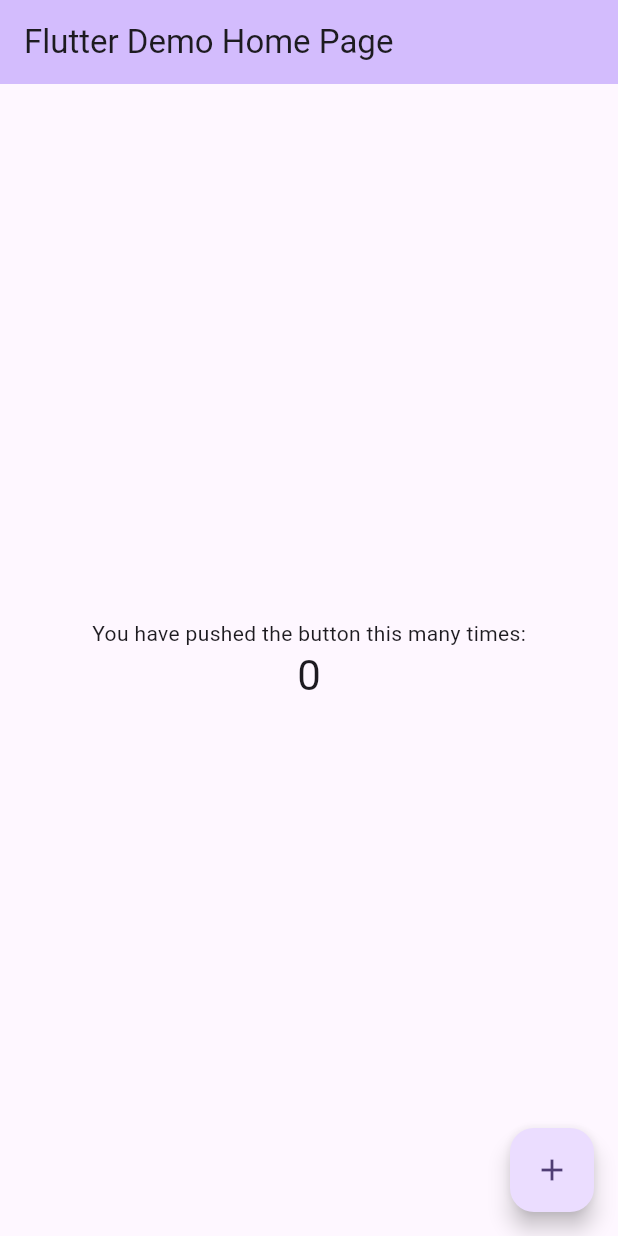
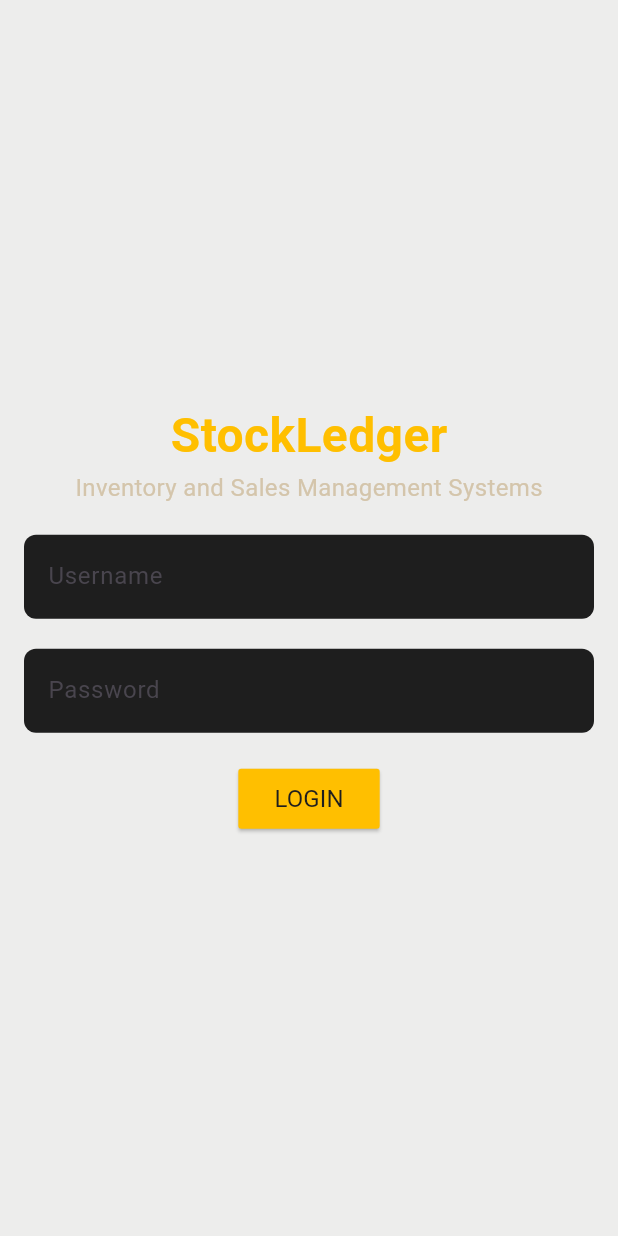
Before and after one commit to ferdoushasanpr/stockledger, a Flutter app: the screen it shows after launch, on a phone screen of 412 x 824 dp. Run offline on Flutter 3.47's test engine with Material 3 defaults, Android fonts, the phone set to English and light mode, and no system bars.

Commit message:
feat: Root Class Stockledger Added.

```diff
--- a/lib/main.dart
+++ b/lib/main.dart
@@ -1,4 +1,5 @@
 import 'package:flutter/material.dart';
+import "package:stockledger/stockledger.dart";
 
 void main() {
   runApp(const MyApp());
@@ -7,116 +8,14 @@ void main() {
 class MyApp extends StatelessWidget {
   const MyApp({super.key});
 
-  // This widget is the root of your application.
   @override
   Widget build(BuildContext context) {
     return MaterialApp(
-      title: 'Flutter Demo',
+      title: 'StockLedger',
       theme: ThemeData(
-        // This is the theme of your application.
-        //
-        // TRY THIS: Try running your application with "flutter run". You'll see
-        // the application has a purple toolbar. Then, without quitting the app,
-        // try changing the seedColor in the colorScheme below to Colors.green
-        // and then invoke "hot reload" (save your changes or press the "hot
-        // reload" button in a Flutter-supported IDE, or press "r" if you used
-        // the command line to start the app).
-        //
-        // Notice that the counter didn't reset back to zero; the application
-        // state is not lost during the reload. To reset the state, use hot
-        // restart instead.
-        //
-        // This works for code too, not just values: Most code changes can be
-        // tested with just a hot reload.
-        colorScheme: .fromSeed(seedColor: Colors.deepPurple),
+        colorScheme: ColorScheme.fromSeed(seedColor: Colors.deepPurple),
       ),
-      home: const MyHomePage(title: 'Flutter Demo Home Page'),
+      home: const Stockledger(),
     );
   }
 }
-
-class MyHomePage extends StatefulWidget {
-  const MyHomePage({super.key, required this.title});
-
-  // This widget is the home page of your application. It is stateful, meaning
-  // that it has a State object (defined below) that contains fields that affect
-  // how it looks.
-
-  // This class is the configuration for the state. It holds the values (in this
-  // case the title) provided by the parent (in this case the App widget) and
-  // used by the build method of the State. Fields in a Widget subclass are
-  // always marked "final".
-
-  final String title;
-
-  @override
-  State<MyHomePage> createState() => _MyHomePageState();
-}
-
-class _MyHomePageState extends State<MyHomePage> {
-  int _counter = 0;
-
-  void _incrementCounter() {
-    setState(() {
-      // This call to setState tells the Flutter framework that something has
-      // changed in this State, which causes it to rerun the build method below
-      // so that the display can reflect the updated values. If we changed
-      // _counter without calling setState(), then the build method would not be
-      // called again, and so nothing would appear to happen.
-      _counter++;
-    });
-  }
-
-  @override
-  Widget build(BuildContext context) {
-    // This method is rerun every time setState is called, for instance as done
-    // by the _incrementCounter method above.
-    //
-    // The Flutter framework has been optimized to make rerunning build methods
-    // fast, so that you can just rebuild anything that needs updating rather
-    // than having to individually change instances of widgets.
-    return Scaffold(
-      appBar: AppBar(
-        // TRY THIS: Try changing the color here to a specific color (to
-        // Colors.amber, perhaps?) and trigger a hot reload to see the AppBar
-        // change color while the other colors stay the same.
-        backgroundColor: Theme.of(context).colorScheme.inversePrimary,
-        // Here we take the value from the MyHomePage object that was created by
-        // the App.build method, and use it to set our appbar title.
-        title: Text(widget.title),
-      ),
-      body: Center(
-        // Center is a layout widget. It takes a single child and positions it
-        // in the middle of the parent.
-        child: Column(
-          // Column is also a layout widget. It takes a list of children and
-          // arranges them vertically. By default, it sizes itself to fit its
-          // children horizontally, and tries to be as tall as its parent.
-          //
-          // Column has various properties to control how it sizes itself and
-          // how it positions its children. Here we use mainAxisAlignment to
-          // center the children vertically; the main axis here is the vertical
-          // axis because Columns are vertical (the cross axis would be
-          // horizontal).
-          //
-          // TRY THIS: Invoke "debug painting" (choose the "Toggle Debug Paint"
-          // action in the IDE, or press "p" in the console), to see the
-          // wireframe for each widget.
-          mainAxisAlignment: .center,
-          children: [
-            const Text('You have pushed the button this many times:'),
-            Text(
-              '$_counter',
-              style: Theme.of(context).textTheme.headlineMedium,
-            ),
-          ],
-        ),
-      ),
-      floatingActionButton: FloatingActionButton(
-        onPressed: _incrementCounter,
-        tooltip: 'Increment',
-        child: const Icon(Icons.add),
-      ),
-    );
-  }
-}
--- /dev/null
+++ b/lib/screens/login_screen.dart
@@ -0,0 +1,81 @@
+import "package:flutter/material.dart";
+
+class LoginScreen extends StatelessWidget {
+  const LoginScreen({super.key});
+
+  @override
+  Widget build(BuildContext context) {
+    return Scaffold(
+      backgroundColor: Color(0x13131300),
+      body: Padding(
+        padding: const EdgeInsets.all(16.0),
+        child: Center(
+          child: Column(
+            mainAxisAlignment: MainAxisAlignment.center,
+            children: [
+              Text(
+                "StockLedger",
+                style: TextStyle(
+                  color: Color(0xFFFFBF00),
+                  fontSize: 32,
+                  fontWeight: FontWeight.bold,
+                ),
+              ),
+              Text(
+                "Inventory and Sales Management Systems",
+                style: TextStyle(
+                  color: Color.fromARGB(255, 212, 197, 171),
+                  fontSize: 16,
+                ),
+              ),
+              SizedBox(height: 20),
+              TextField(
+                decoration: InputDecoration(
+                  hintText: "Username",
+                  filled: true,
+                  fillColor: Color(0xFF1E1E1E),
+                  border: OutlineInputBorder(
+                    borderRadius: BorderRadius.circular(8),
+                    borderSide: BorderSide.none,
+                  ),
+                ),
+              ),
+              SizedBox(height: 20),
+              TextField(
+                decoration: InputDecoration(
+                  hintText: "Password",
+                  filled: true,
+                  fillColor: Color(0xFF1E1E1E),
+                  border: OutlineInputBorder(
+                    borderRadius: BorderRadius.circular(8),
+                    borderSide: BorderSide.none,
+                  ),
+                ),
+              ),
+              SizedBox(height: 20),
+              ElevatedButton(
+                onPressed: () {},
+                style: ElevatedButton.styleFrom(
+                  backgroundColor: Color(0xFFFFBF00),
+                  shape: RoundedRectangleBorder(
+                    borderRadius: BorderRadius.circular(
+                      2,
+                    ), // Slightly rounded corners
+                  ),
+                ),
+                child: Text(
+                  "LOGIN",
+                  style: TextStyle(
+                    color: Color(0xFF1E1E1E),
+                    fontSize: 16,
+                    fontWeight: FontWeight.normal,
+                  ),
+                ),
+              ),
+            ],
+          ),
+        ),
+      ),
+    );
+  }
+}
--- /dev/null
+++ b/lib/stockledger.dart
@@ -0,0 +1,11 @@
+import "package:flutter/material.dart";
+import "package:stockledger/screens/login_screen.dart";
+
+class Stockledger extends StatelessWidget {
+  const Stockledger({super.key});
+
+  @override
+  Widget build(BuildContext context) {
+    return LoginScreen();
+  }
+}
```
